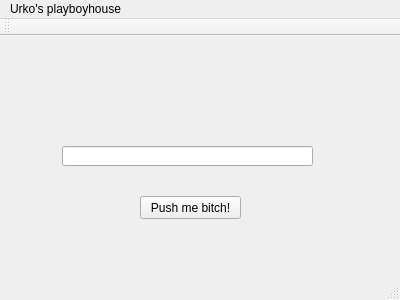
Above: mainwindow.ui from eguzki/penyamanager before the change. Below: the same form after it.
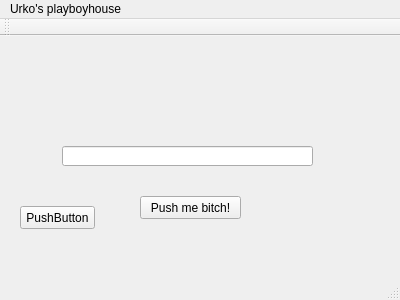
That is the form after the change.

The edit to the form file:
```diff
--- a/mainwindow.ui
+++ b/mainwindow.ui
@@ -37,6 +37,19 @@
      <string>Push me bitch!</string>
     </property>
    </widget>
+   <widget class="QPushButton" name="pushButton_2">
+    <property name="geometry">
+     <rect>
+      <x>20</x>
+      <y>170</y>
+      <width>75</width>
+      <height>23</height>
+     </rect>
+    </property>
+    <property name="text">
+     <string>PushButton</string>
+    </property>
+   </widget>
   </widget>
   <widget class="QMenuBar" name="menuBar">
    <property name="geometry">
```
